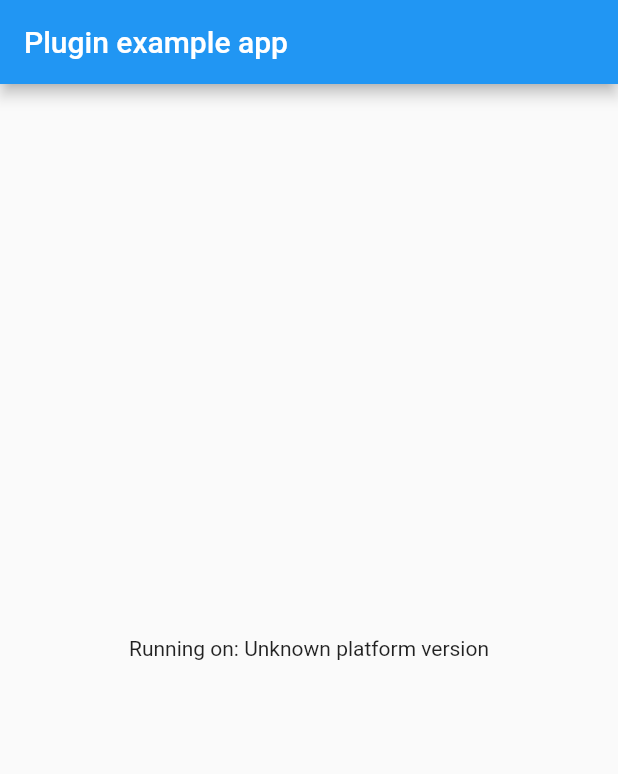
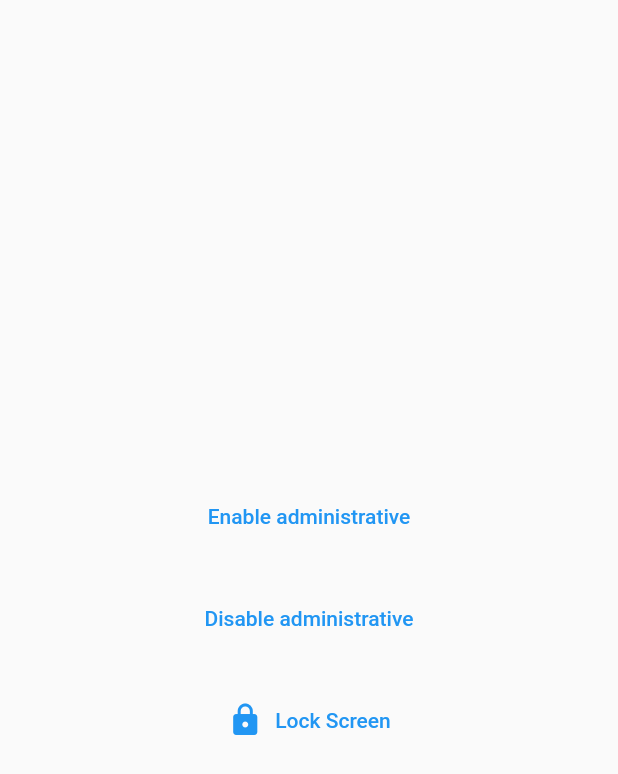
Before and after one commit to X-SLAYER/device_policy_manager, a Flutter app: the screen it shows after launch, on a phone screen of 412 x 824 dp. Shown: the top 774 px of the screen. Run offline on Flutter 3.47's test engine with Material 2 defaults, Android fonts, the phone set to English and light mode, and no system bars.

Commit message:
update full project + add exemple

```diff
--- a/example/lib/main.dart
+++ b/example/lib/main.dart
@@ -1,7 +1,4 @@
 import 'package:flutter/material.dart';
-import 'dart:async';
-
-import 'package:flutter/services.dart';
 import 'package:device_policy_manager/device_policy_manager.dart';
 
 void main() {
@@ -16,45 +13,44 @@ class MyApp extends StatefulWidget {
 }
 
 class _MyAppState extends State<MyApp> {
-  String _platformVersion = 'Unknown';
-
-  @override
-  void initState() {
-    super.initState();
-    initPlatformState();
-  }
-
-  // Platform messages are asynchronous, so we initialize in an async method.
-  Future<void> initPlatformState() async {
-    String platformVersion;
-    // Platform messages may fail, so we use a try/catch PlatformException.
-    // We also handle the message potentially returning null.
-    try {
-      platformVersion =
-          await DevicePolicyManager.platformVersion ?? 'Unknown platform version';
-    } on PlatformException {
-      platformVersion = 'Failed to get platform version.';
-    }
-
-    // If the widget was removed from the tree while the asynchronous platform
-    // message was in flight, we want to discard the reply rather than calling
-    // setState to update our non-existent appearance.
-    if (!mounted) return;
-
-    setState(() {
-      _platformVersion = platformVersion;
-    });
-  }
-
   @override
   Widget build(BuildContext context) {
     return MaterialApp(
       home: Scaffold(
-        appBar: AppBar(
-          title: const Text('Plugin example app'),
-        ),
-        body: Center(
-          child: Text('Running on: $_platformVersion\n'),
+        body: SafeArea(
+          child: SizedBox(
+            height: MediaQuery.of(context).size.height,
+            width: double.infinity,
+            child: Center(
+              child: Column(
+                crossAxisAlignment: CrossAxisAlignment.center,
+                mainAxisAlignment: MainAxisAlignment.center,
+                children: [
+                  TextButton(
+                    onPressed: () async {
+                      await DevicePolicyManager.requestPermession();
+                    },
+                    child: const Text("Enable administrative"),
+                  ),
+                  const SizedBox(height: 20.0),
+                  TextButton(
+                    onPressed: () async {
+                      await DevicePolicyManager.requestPermession();
+                    },
+                    child: const Text("Disable administrative"),
+                  ),
+                  const SizedBox(height: 20.0),
+                  TextButton.icon(
+                    onPressed: () async {
+                      await DevicePolicyManager.lockTask();
+                    },
+                    icon: const Icon(Icons.lock),
+                    label: const Text("Lock Screen"),
+                  ),
+                ],
+              ),
+            ),
+          ),
         ),
       ),
     );
--- a/lib/device_policy_manager.dart
+++ b/lib/device_policy_manager.dart
@@ -1,17 +1,33 @@
-// You have generated a new plugin project without
-// specifying the `--platforms` flag. A plugin project supports no platforms is generated.
-// To add platforms, run `flutter create -t plugin --platforms <platforms> .` under the same
-// directory. You can also find a detailed instruction on how to add platforms in the `pubspec.yaml` at https://flutter.dev/docs/development/packages-and-plugins/developing-packages#plugin-platforms.
-
 import 'dart:async';
+import 'dart:developer';
 
 import 'package:flutter/services.dart';
 
 class DevicePolicyManager {
-  static const MethodChannel _channel = MethodChannel('device_policy_manager');
+  static const MethodChannel _channel =
+      MethodChannel('x-slayer/device_policy_manager');
 
-  static Future<String?> get platformVersion async {
-    final String? version = await _channel.invokeMethod('getPlatformVersion');
-    return version;
+  static Future<void> requestPermession() async {
+    try {
+      await _channel.invokeMethod('enablePermession');
+    } on PlatformException catch (error) {
+      log("$error");
+    }
+  }
+
+  static Future<void> removeActiveAdmin() async {
+    try {
+      await _channel.invokeMethod('removeActiveAdmin');
+    } on PlatformException catch (error) {
+      log("$error");
+    }
+  }
+
+  static Future<void> lockTask() async {
+    try {
+      await _channel.invokeMethod('lockScreen');
+    } on PlatformException catch (error) {
+      log("$error");
+    }
   }
 }
```
Also changed, not shown: 4 other files.
